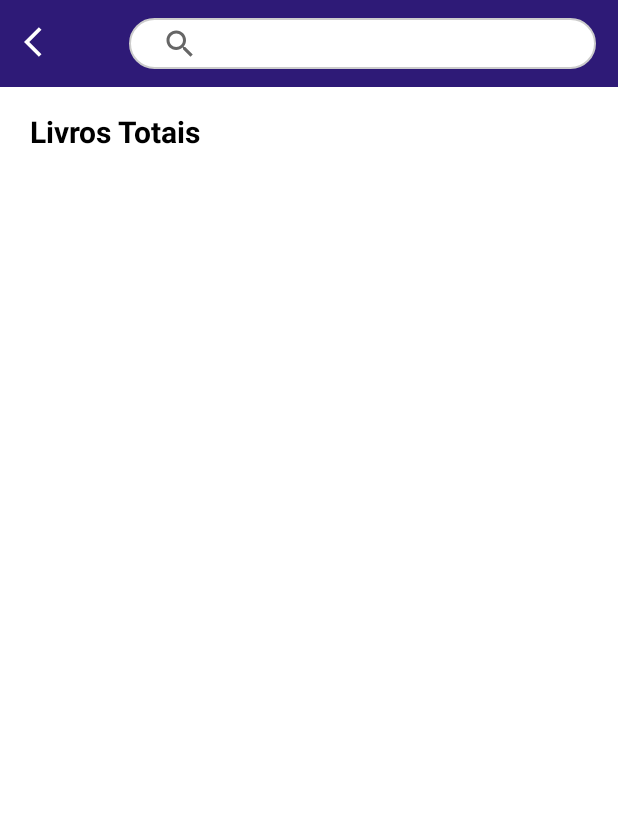
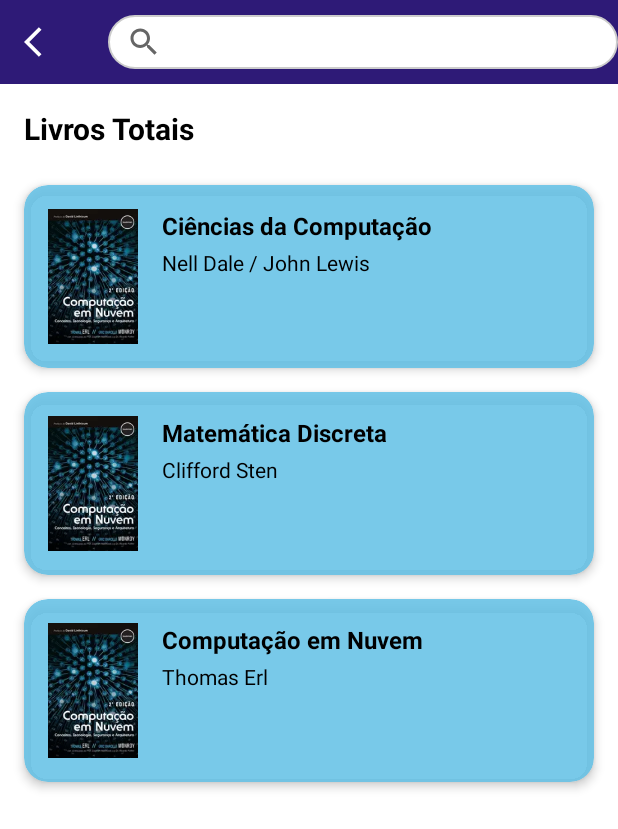
Before and after one commit to RayssaFL/Scientia, an Android app: the fragment TelaLivroBarraPesquisa_User shown on its own in the app's theme, on a phone screen of 412 x 824 dp. Shown: the top 829 px of the screen. Run offline under Robolectric (Android 15) with nearby library versions, the phone set to English and light mode, and no system bars.

Commit message:
BarraDePesquisa-Direcionando-paraLivrosTotais-User

```diff
--- a/app/src/main/java/com/example/scientia/TelaLivroBarraPesquisa_User.kt
+++ b/app/src/main/java/com/example/scientia/TelaLivroBarraPesquisa_User.kt
@@ -2,16 +2,18 @@ package com.example.scientia
 
 import android.content.Context
 import android.os.Bundle
-import androidx.fragment.app.Fragment
 import android.view.LayoutInflater
 import android.view.View
 import android.view.ViewGroup
 import android.view.inputmethod.InputMethodManager
 import androidx.appcompat.widget.SearchView
 import androidx.appcompat.widget.Toolbar
+import androidx.fragment.app.Fragment
+import androidx.recyclerview.widget.LinearLayoutManager
 import androidx.recyclerview.widget.RecyclerView
 
 class TelaLivroBarraPesquisa_User : Fragment() {
+
     private val CONTAINER_ID = R.id.containerFrameLayout
     private lateinit var recyclerView: RecyclerView
     private lateinit var adapter: LivroAdapter
@@ -26,13 +28,14 @@ class TelaLivroBarraPesquisa_User : Fragment() {
 
     override fun onViewCreated(view: View, savedInstanceState: Bundle?) {
         super.onViewCreated(view, savedInstanceState)
+
+        recyclerView = view.findViewById(R.id.notificacoes)
+        recyclerView.layoutManager = LinearLayoutManager(requireContext(), RecyclerView.VERTICAL, false)
+
         val toolbar = view.findViewById<Toolbar>(R.id.toolbarLivrosTotaisPesquisa)
-        toolbar.setNavigationOnClickListener {
-            parentFragmentManager.popBackStack()
-        }
+        toolbar.setNavigationOnClickListener { parentFragmentManager.popBackStack() }
 
         val searchView = view.findViewById<SearchView>(R.id.searchViewLivrosPesquisa)
-
         searchView.setOnClickListener {
             searchView.isIconified = false
             searchView.requestFocus()
@@ -41,80 +44,43 @@ class TelaLivroBarraPesquisa_User : Fragment() {
         }
 
         listaOriginal = listOf(
-            Livro(
-                "Ciências da Computação",
-                "Nell Dale / John Lewis",
-                R.drawable.capa_computacao_nuvem,
-                "Revista e atualizada com as últimas informações de campo, a quarta edição de Ciência da Computação apresenta a história do hardware e do software, mostrando um sistema computacional como uma cebola. O computador, com sua linguagem de máquina, é o coração da cebola, e camadas de software e hardware mais sofisticados têm sido acrescentadas em volta desse coração, camada por camada. Primeiro, tem-se a linguagem de máquina, parte do centro desta cebola. A camada seguinte é composta de sofisticados sistemas de software, cujo desenvolvimento foi estimulado pelo trabalho teórico em ciência da computação – sem ela, esse programas não se tornariam realidade. A última camada compreende rede e software de rede – isto é, as ferramentas necessárias para que computadores se comuniquem uns com os outros. A internet e a World Wide Web (o famoso www dos endereços da internet) dão os retoques finais nessa camada. O primeiro e o último capítulos formam um par de \\\"bibliocantos\\\": o capítulo 1 descreve o que um sistema computacional é, e o capítulo 17 explica o que sistemas computacionais não podem fazer. Os capítulos intermediários analisam em profundidade as camadas que compõem um sistema computacional.",
-                "2018",
-                id = 43543,
-                quantidadeTotal = 5,
-                quantidadeDisponivel = 3
-            ),
-            Livro(
-                "Matemática Discreta",
-                "Clifford Sten",
-                R.drawable.capa_computacao_nuvem,
-                "Esta obra aborda conceitos essenciais da matemática discreta, como árvores de recursão, teoria da probabilidade e indução forte e estrutural, bem como contagem, criptografa a e teoria dos números, grafos e reflexões sobre lógica e comprovação, oferecendo, assim, as bases necessárias para que o leitor possa desenvolver seu raciocínio matemático. Completo e compacto, o livro é voltado para estudantes de ciência da computação, sistemas de informação e análise e desenvolvimento de sistemas.",
-                "2015",
-                id = 23322,
-                quantidadeTotal = 4,
-                quantidadeDisponivel = 1
-            ),
-            Livro(
-                "Computação em Nuvem",
-                "Thomas Erl",
-                R.drawable.capa_computacao_nuvem,
-                "A computação em nuvem tornou-se parte integrante e fundamental da tecnologia da informação. A maior parte da atividade empresarial digital e da inovação tecnológica ocorre com o envolvimento de ambientes de nuvem contemporâneos que fornecem infraestrutura automatizada altamente sofisticada e uma vasta gama de recursos tecnológicos. Construir, interagir ou criar com sucesso um ambiente de nuvem requer uma compreensão de sua mecânica interna comum, camadas arquitetônicas, modelos e controles de segurança. Também requer uma compreensão dos fatores comerciais e econômicos que justificam a adoção e o uso no mundo real de nuvens e de produtos e serviços baseados em nuvem.",
-                "2020",
-                id = 34324,
-                quantidadeTotal = 3,
-                quantidadeDisponivel = 1
-            )
+            Livro("Ciências da Computação", "Nell Dale / John Lewis", R.drawable.capa_computacao_nuvem,
+                "Descrição detalhada...", "2018", 43543, 5, 3),
+            Livro("Matemática Discreta", "Clifford Sten", R.drawable.capa_computacao_nuvem,
+                "Descrição detalhada...", "2015", 23322, 4, 1),
+            Livro("Computação em Nuvem", "Thomas Erl", R.drawable.capa_computacao_nuvem,
+                "Descrição detalhada...", "2020", 34324, 3, 1)
         )
 
-        adapter = LivroAdapter(listaOriginal) { livro ->
-            abrirDetalhesLivro(livro)
-        }
+        adapter = LivroAdapter(listaOriginal) { livro -> abrirDetalhesLivro(livro) }
         recyclerView.adapter = adapter
 
         searchView.setOnQueryTextListener(object : SearchView.OnQueryTextListener {
-            override fun onQueryTextSubmit(query: String?): Boolean {
-                return false
-            }
-
+            override fun onQueryTextSubmit(query: String?) = false
             override fun onQueryTextChange(newText: String?): Boolean {
-                val texto = newText ?: ""
-                filtrarLista(texto)
+                filtrarLista(newText ?: "")
                 return true
             }
         })
     }
 
     private fun filtrarLista(query: String) {
-        if (query.isEmpty()) {
-            adapter.updateList(listaOriginal)
-            return
-        }
-
-        val listaFiltrada = listaOriginal.filter { livro ->
-            livro.titulo.contains(query, ignoreCase = true)
-        }
-
+        val listaFiltrada = if (query.isEmpty()) listaOriginal
+        else listaOriginal.filter { it.titulo.contains(query, ignoreCase = true) }
         adapter.updateList(listaFiltrada)
     }
 
     private fun abrirDetalhesLivro(livro: Livro) {
         val fragment = TelaInfoLivro_Adm()
-        val bundle = Bundle()
-        bundle.putString("titulo", livro.titulo)
-        bundle.putString("autor", livro.autor)
-        bundle.putString("descricao", livro.descricao)
-        bundle.putString("ano", livro.ano)
-        bundle.putInt("capa", livro.capaResId)
-        bundle.putInt("quantidadeTotal", livro.quantidadeTotal)
-        bundle.putInt("quantidadeDisponivel", livro.quantidadeDisponivel)
-
+        val bundle = Bundle().apply {
+            putString("titulo", livro.titulo)
+            putString("autor", livro.autor)
+            putString("descricao", livro.descricao)
+            putString("ano", livro.ano)
+            putInt("capa", livro.capaResId)
+            putInt("quantidadeTotal", livro.quantidadeTotal)
+            putInt("quantidadeDisponivel", livro.quantidadeDisponivel)
+        }
         fragment.arguments = bundle
 
         parentFragmentManager.beginTransaction()
@@ -122,5 +88,4 @@ class TelaLivroBarraPesquisa_User : Fragment() {
             .addToBackStack("info_livro")
             .commit()
     }
-
 }
--- a/app/src/main/res/layout/fragment_tela_livro_barra_pesquisa__user.xml
+++ b/app/src/main/res/layout/fragment_tela_livro_barra_pesquisa__user.xml
@@ -1,12 +1,10 @@
 <?xml version="1.0" encoding="utf-8"?>
 <LinearLayout xmlns:android="http://schemas.android.com/apk/res/android"
     xmlns:app="http://schemas.android.com/apk/res-auto"
+    android:orientation="vertical"
     android:layout_width="match_parent"
     android:layout_height="match_parent"
-    xmlns:tools="http://schemas.android.com/tools"
-    android:orientation="vertical"
-    android:background="@android:color/white"
-    tools:context=".TelaLivroBarraPesquisa_User">
+    android:background="@android:color/white">
 
     <com.google.android.material.appbar.MaterialToolbar
         android:id="@+id/toolbarLivrosTotaisPesquisa"
@@ -16,28 +14,15 @@
         app:navigationIcon="@drawable/ic_arrow_back"
         app:navigationIconTint="@android:color/white">
 
-        <LinearLayout
+        <androidx.appcompat.widget.SearchView
+            android:id="@+id/searchViewLivrosPesquisa"
             android:layout_width="match_parent"
-            android:layout_height="wrap_content"
-            android:padding="8dp"
-            android:gravity="center">
-
-            <androidx.appcompat.widget.SearchView
-                android:id="@+id/searchViewLivrosPesquisa"
-                android:layout_width="311dp"
-                android:layout_height="34dp"
-                android:layout_margin="4dp"
-                android:background="@drawable/searchview_bg"
-                android:focusable="true"
-                android:iconifiedByDefault="false"
-                android:imeOptions="actionSearch"
-                android:inputType="textNoSuggestions"
-                android:paddingStart="10dp"
-                android:paddingEnd="10dp"
-                android:queryHint="Pesquisar livros"
-                app:queryBackground="@android:color/transparent"
-                app:queryHint="Pesquisar livros" />
-        </LinearLayout>
+            android:layout_height="36dp"
+            android:background="@drawable/searchview_bg"
+            android:iconifiedByDefault="false"
+            android:queryHint="Pesquisar livros"
+            android:imeOptions="actionSearch"
+            android:inputType="textNoSuggestions" />
     </com.google.android.material.appbar.MaterialToolbar>
 
     <TextView
@@ -48,15 +33,17 @@
         android:textColor="#000000"
         android:textSize="20sp"
         android:textStyle="bold"
-        android:paddingStart="20dp"
+        android:paddingStart="16dp"
         android:paddingTop="16dp"
         android:paddingBottom="8dp" />
 
     <androidx.recyclerview.widget.RecyclerView
         android:id="@+id/notificacoes"
         android:layout_width="match_parent"
-        android:layout_height="match_parent"
+        android:layout_height="0dp"
+        android:layout_weight="1"
+        android:clipToPadding="false"
         android:padding="16dp"
-        android:clipToPadding="false" />
+        android:overScrollMode="never" />
 
 </LinearLayout>
```
Also changed, not shown: app/src/main/java/com/example/scientia/TelaHome_User.kt (+21 -17 lines), app/src/main/res/layout/fragment_tela_home__user.xml (+13 -6 lines).
